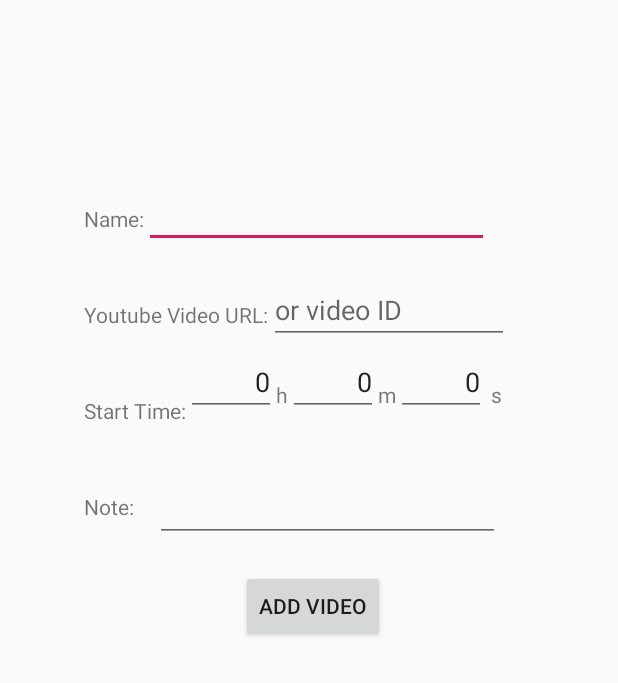
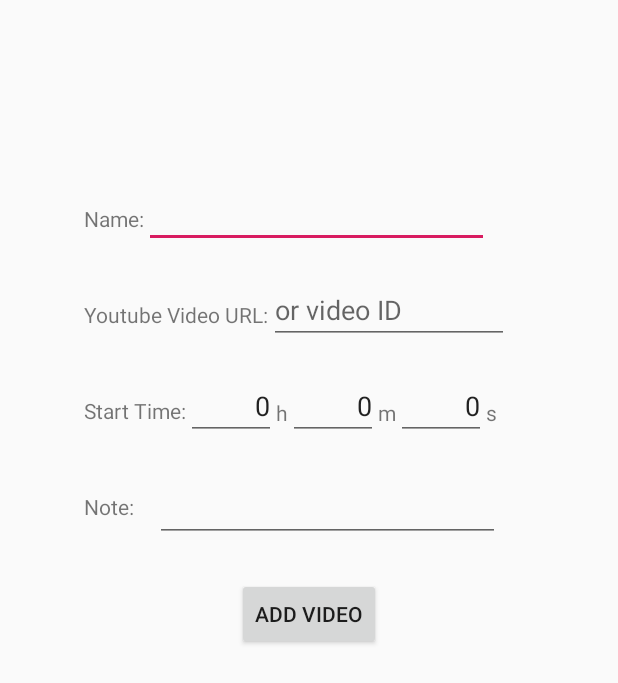
Before and after one commit to Luv-Puff/PianGio, an Android app: the layout activity_add_video.xml on its own in the app's theme, with its tools: preview values and no code run, on a phone screen of 412 x 824 dp. Shown: the top 683 px of the screen. Run offline under Robolectric (Android 15) with nearby library versions, the phone set to English and light mode, and no system bars.

Commit message:
solve resolution problem and add autoplay

```diff
--- a/app/build.gradle
+++ b/app/build.gradle
@@ -31,4 +31,5 @@ dependencies {
     implementation group: 'commons-io', name: 'commons-io', version: '2.4'
     implementation 'androidx.recyclerview:recyclerview:1.1.0'
     implementation 'com.google.android.material:material:1.0.0'
+    implementation 'com.android.support.constraint:constraint-layout:1.1.0'
 }
--- a/app/src/main/java/com/example/scarymonstersplayer/AddVideoActivity.java
+++ b/app/src/main/java/com/example/scarymonstersplayer/AddVideoActivity.java
@@ -60,7 +60,7 @@ public class AddVideoActivity extends AppCompatActivity {
     }
 
     private void addItem(int mAmount) {
-        if (addname.getText().toString().trim().length() == 0 || mAmount == 0||addvid.getText().toString().trim().length() == 0) {
+        if (addname.getText().toString().trim().length() == 0 ||addvid.getText().toString().trim().length() == 0) {
             return;
         }
 
--- a/app/src/main/java/com/example/scarymonstersplayer/ItemAdapter.java
+++ b/app/src/main/java/com/example/scarymonstersplayer/ItemAdapter.java
@@ -51,6 +51,7 @@ public class ItemAdapter extends RecyclerView.Adapter<ItemAdapter.ItemViewHolder
                 Intent intent = new Intent(mContext,UpdateActivity.class);
                 intent.putExtra("ID",new Long((int)itemView.getTag()));
                 mContext.startActivity(intent);
+                //((Activity)mContext).finish();
             }
             doubleTap = true;
             new Handler().postDelayed(new Runnable() {
@@ -65,7 +66,7 @@ public class ItemAdapter extends RecyclerView.Adapter<ItemAdapter.ItemViewHolder
             m.second = Integer.parseInt(realsec.getText().toString());
             //Toast.makeText(mContext,vid + amount,Toast.LENGTH_LONG).show();
             m.player.cueVideo(m.videoId,m.second);
-
+            m.nowpos = Integer.parseInt(String.valueOf(this.getAdapterPosition()));
         }
 
 
@@ -127,6 +128,9 @@ public class ItemAdapter extends RecyclerView.Adapter<ItemAdapter.ItemViewHolder
     }
 
     private String parseTime(int a){
+        if (a==0){
+            return "";
+        }
         int hour,min;
         int sec = (a%60000)/1000;
         if (a>=3600000){
--- a/app/src/main/java/com/example/scarymonstersplayer/UpdateActivity.java
+++ b/app/src/main/java/com/example/scarymonstersplayer/UpdateActivity.java
@@ -78,7 +78,7 @@ public class UpdateActivity extends AppCompatActivity {
 
     }
     private void update(int mAmount){
-        if (addname.getText().toString().trim().length() == 0 || mAmount == 0||addvid.getText().toString().trim().length() == 0) {
+        if (addname.getText().toString().trim().length() == 0 ||addvid.getText().toString().trim().length() == 0) {
             return;
         }
 
@@ -88,6 +88,7 @@ public class UpdateActivity extends AppCompatActivity {
         item.setSecond(mAmount);
         item.setNote(addnote.getText().toString());
         myDB.updateData(updateID,item);
+        Toast.makeText(this, "Video wad updated!", Toast.LENGTH_LONG).show();
         returntomain();
 
     }
--- a/app/src/main/res/layout/activity_add_video.xml
+++ b/app/src/main/res/layout/activity_add_video.xml
@@ -37,10 +37,9 @@
         android:id="@+id/textView6"
         android:layout_width="wrap_content"
         android:layout_height="wrap_content"
-        android:layout_marginTop="24dp"
+        android:layout_marginTop="36dp"
         android:text="@string/sec"
-        app:layout_constraintEnd_toEndOf="parent"
-        app:layout_constraintHorizontal_bias="0.038"
+
         app:layout_constraintStart_toEndOf="@+id/add_s"
         app:layout_constraintTop_toBottomOf="@+id/add_vid" />
 
@@ -48,7 +47,7 @@
         android:id="@+id/textView5"
         android:layout_width="wrap_content"
         android:layout_height="wrap_content"
-        android:layout_marginTop="24dp"
+        android:layout_marginTop="36dp"
         android:text="@string/min"
         app:layout_constraintStart_toEndOf="@+id/add_m"
         app:layout_constraintTop_toBottomOf="@+id/add_vid" />
@@ -68,7 +67,7 @@
         android:id="@+id/add_s"
         android:layout_width="60dp"
         android:layout_height="40dp"
-        android:layout_marginTop="8dp"
+        android:layout_marginTop="24dp"
         android:ems="10"
         android:hint="@string/blank"
         android:importantForAutofill="no"
@@ -112,7 +111,7 @@
         android:id="@+id/add_h"
         android:layout_width="60dp"
         android:layout_height="40dp"
-        android:layout_marginTop="8dp"
+        android:layout_marginTop="24dp"
         android:ems="10"
         android:hint="@string/blank"
         android:importantForAutofill="no"
@@ -126,7 +125,7 @@
         android:id="@+id/add_m"
         android:layout_width="60dp"
         android:layout_height="40dp"
-        android:layout_marginTop="8dp"
+        android:layout_marginTop="24dp"
         android:ems="10"
         android:hint="@string/blank"
         android:importantForAutofill="no"
@@ -140,18 +139,17 @@
         android:id="@+id/add_button"
         android:layout_width="wrap_content"
         android:layout_height="wrap_content"
-        android:layout_marginTop="380dp"
+        android:layout_marginTop="24dp"
         android:text="@string/add_newVideo"
         app:layout_constraintEnd_toEndOf="parent"
-        app:layout_constraintHorizontal_bias="0.509"
         app:layout_constraintStart_toStartOf="parent"
-        app:layout_constraintTop_toTopOf="parent" />
+        app:layout_constraintTop_toBottomOf="@+id/add_note" />
 
     <TextView
         android:id="@+id/textView4"
         android:layout_width="0dp"
         android:layout_height="wrap_content"
-        android:layout_marginTop="24dp"
+        android:layout_marginTop="36dp"
         android:text="@string/hour"
         app:layout_constraintStart_toEndOf="@+id/add_h"
         app:layout_constraintTop_toBottomOf="@+id/add_vid" />
--- a/app/src/main/res/values/strings.xml
+++ b/app/src/main/res/values/strings.xml
@@ -21,4 +21,5 @@
     <string name="icon">icon</string>
     <string name="Hant">韓市長提醒您:左右滑動可以刪除項目，雙擊項目可以編輯該項目!</string>
     <string name="or_v">or video ID</string>
+    <string name="autoPlay">Auto Play  </string>
 </resources>
```
Also changed, not shown: app/src/main/java/com/example/scarymonstersplayer/MainActivity.java (+100 -5 lines), app/src/main/res/layout/activity_main.xml (+14 -7 lines).
